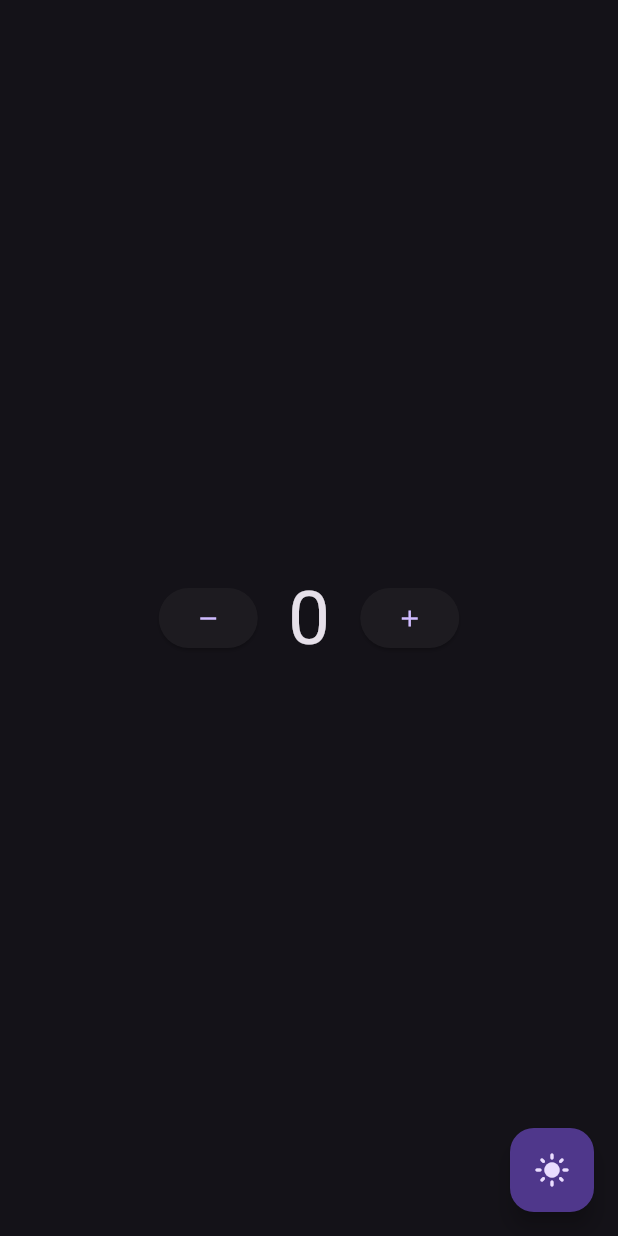
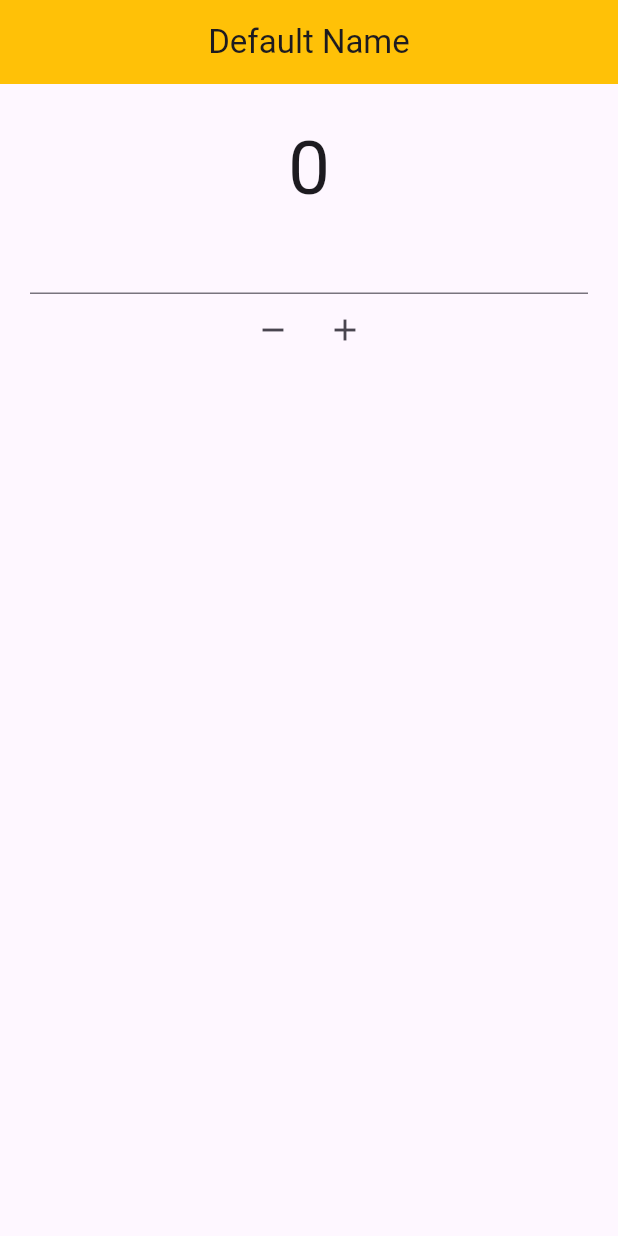
Before and after one commit to akurizaldirv/learn-flutter-bloc, a Flutter app: the screen it shows after launch, after a tap on the "remove" icon, after a tap on the "add" icon, on a phone screen of 412 x 824 dp. Run offline on Flutter 3.47's test engine with Material 3 defaults, Android fonts, the phone set to English and light mode, and no system bars; our stand-ins replace bloc, flutter_bloc.

Commit message:
add bloc selector

```diff
--- a/lib/bloc/counter_bloc.dart
+++ /dev/null
@@ -1,13 +0,0 @@
-import 'package:flutter_bloc/flutter_bloc.dart';
-
-class CounterBloc extends Cubit<int> {
-  CounterBloc({init = 0}) : super(init);
-
-  void increment() {
-    emit(state + 1);
-  }
-
-  void decrement() {
-    emit(state - 1);
-  }
-}
--- a/lib/bloc/theme_bloc.dart
+++ /dev/null
@@ -1,7 +0,0 @@
-import 'package:flutter_bloc/flutter_bloc.dart';
-
-class ThemeBloc extends Cubit<bool> {
-  ThemeBloc({isLight = false}) : super(isLight);
-
-  void changeTheme() => emit(!state);
-}
--- /dev/null
+++ b/lib/bloc/user_cubit.dart
@@ -0,0 +1,33 @@
+import 'package:bloc/bloc.dart';
+
+class UserCubit extends Cubit<Map<String, dynamic>> {
+  UserCubit() : super({"name": "Default Name", "age": 0});
+
+  void changeName(String newName) {
+    emit({
+      "name": newName,
+      "age": state["age"],
+    });
+  }
+
+  void changeAge(int newAge) {
+    emit({
+      "name": state["name"],
+      "age": newAge,
+    });
+  }
+
+  void incrementAge() {
+    emit({
+      "name": state["name"],
+      "age": state["age"] + 1,
+    });
+  }
+
+  void decrementAge() {
+    emit({
+      "name": state["name"],
+      "age": state["age"] - 1,
+    });
+  }
+}
--- a/lib/main.dart
+++ b/lib/main.dart
@@ -1,7 +1,7 @@
 import 'package:flutter/material.dart';
-import 'package:flutter_bloc/flutter_bloc.dart';
-import 'package:learn_bloc/bloc/counter_bloc.dart';
-import 'package:learn_bloc/bloc/theme_bloc.dart';
+import 'package:flutter/widgets.dart';
+import 'package:learn_bloc/bloc/user_cubit.dart';
+import "package:flutter_bloc/flutter_bloc.dart";
 import 'package:learn_bloc/pages/home_page.dart';
 
 void main(List<String> args) {
@@ -14,19 +14,14 @@ class MyApp extends StatelessWidget {
   @override
   Widget build(BuildContext context) {
     return MultiBlocProvider(
-        providers: [
-          BlocProvider(
-            create: (context) => ThemeBloc(),
-          ),
-          BlocProvider(
-            create: (context) => CounterBloc(),
-          ),
-        ],
-        child: BlocBuilder<ThemeBloc, bool>(
-          builder: (context, state) => MaterialApp(
-            theme: state ? ThemeData.light() : ThemeData.dark(),
-            home: const HomePage(),
-          ),
-        ));
+      providers: [
+        BlocProvider(
+          create: (context) => UserCubit(),
+        ),
+      ],
+      child: const MaterialApp(
+        home: HomePage(),
+      ),
+    );
   }
 }
--- a/lib/pages/home_page.dart
+++ b/lib/pages/home_page.dart
@@ -1,79 +1,53 @@
 import 'package:flutter/material.dart';
+import 'package:learn_bloc/bloc/user_cubit.dart';
 import 'package:flutter_bloc/flutter_bloc.dart';
-import 'package:learn_bloc/bloc/counter_bloc.dart';
-import 'package:learn_bloc/bloc/theme_bloc.dart';
 
 class HomePage extends StatelessWidget {
   const HomePage({super.key});
 
   @override
   Widget build(BuildContext context) {
+    UserCubit userBloc = context.read<UserCubit>();
+
     return Scaffold(
-      floatingActionButton: BlocBuilder<ThemeBloc, bool>(
-        builder: (context, state) {
-          return FloatingActionButton(
-            onPressed: () {
-              context.read<ThemeBloc>().changeTheme();
-            },
-            child: state
-                ? const Icon(Icons.dark_mode)
-                : const Icon(Icons.light_mode),
-          );
-        },
+      appBar: AppBar(
+        backgroundColor: Colors.amber,
+        title: BlocSelector<UserCubit, Map<String, dynamic>, String>(
+          selector: (state) => state['name'],
+          builder: (context, state) => Text(state),
         ),
-      body: MultiBlocListener(
-        listeners: [
-          BlocListener<CounterBloc, int>(
-            listener: (context, state) =>
-                ScaffoldMessenger.of(context).showSnackBar(
-              const SnackBar(
-                duration: Duration(milliseconds: 200),
-                content: Text("ALERT!!! Counter do atas 15"),
+        centerTitle: true,
+      ),
+      body: Center(
+        child: Padding(
+          padding: const EdgeInsets.all(20),
+          child: Column(
+            children: [
+              BlocSelector<UserCubit, Map<String, dynamic>, int>(
+                selector: (state) => state['age'],
+                builder: (context, state) => Text(
+                  "$state",
+                  style: const TextStyle(fontSize: 50),
                 ),
               ),
-            listenWhen: (previous, current) => current > 15 ? true : false,
+              TextField(
+                onChanged: (value) => userBloc.changeName(value),
               ),
-          BlocListener<ThemeBloc, bool>(
-            listener: (context, state) =>
-                ScaffoldMessenger.of(context).showSnackBar(
-              const SnackBar(
-                duration: Duration(milliseconds: 200),
-                content: Text("TEMA GELAP AKTIF"),
-              ),
-            ),
-            listenWhen: (previous, current) => !current,
-          ),
-        ],
-        child: Center(
-          child: Row(
+              Row(
                 mainAxisAlignment: MainAxisAlignment.center,
                 children: [
-              ElevatedButton(
+                  IconButton(
                       onPressed: () {
-                  context.read<CounterBloc>().decrement();
+                        userBloc.decrementAge();
                       },
-                child: const Icon(Icons.remove),
-              ),
-              const SizedBox(
-                width: 20,
-              ),
-              BlocBuilder<CounterBloc, int>(
-                builder: (context, state) {
-                  return Text(
-                    "$state",
-                    style: const TextStyle(fontSize: 50),
-                  );
+                      icon: const Icon(Icons.remove)),
+                  IconButton(
+                      onPressed: () {
+                        userBloc.incrementAge();
                       },
-              ),
-              const SizedBox(
-                width: 20,
-              ),
-              ElevatedButton(
-                onPressed: () {
-                  context.read<CounterBloc>().increment();
-                },
-                child: const Icon(Icons.add),
-              ),
+                      icon: const Icon(Icons.add)),
+                ],
+              )
             ],
           ),
         ),
```
Lines whose indentation alone changed are shown as unchanged.
